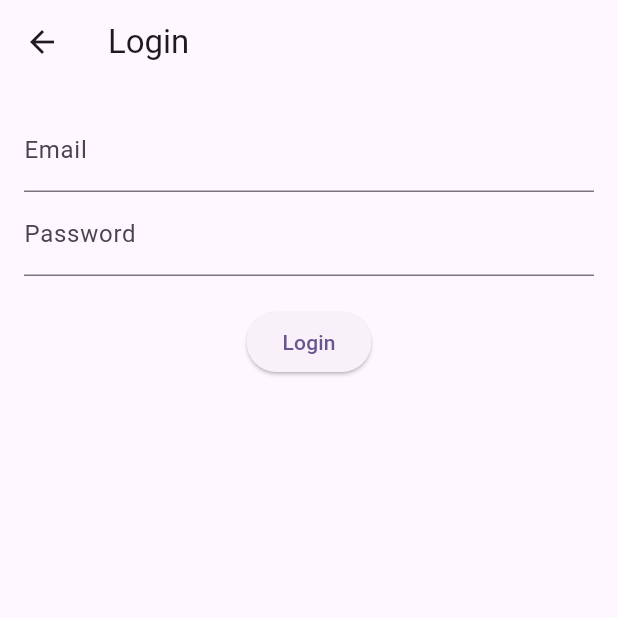
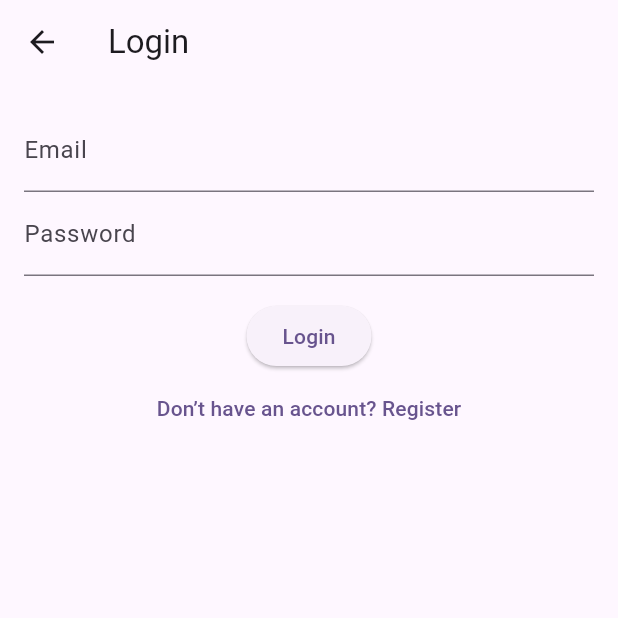
Before and after one commit to Omiromir/Puzzle-2048, a Flutter app: the LoginPage screen opened directly, on a phone screen of 412 x 824 dp, the top half of it. Run offline on Flutter 3.47's test engine with Material 3 defaults, Android fonts, the light colour scheme and no system bars; our stand-ins replace firebase_auth, firebase_core, firebase_database; accounts and stored records are empty; generated files the repository leaves out were written again.

```diff
--- a/lib/login_page.dart
+++ b/lib/login_page.dart
@@ -11,20 +11,30 @@ class LoginPage extends StatefulWidget {
 class _LoginPageState extends State<LoginPage> {
   final _emailController = TextEditingController();
   final _passwordController = TextEditingController();
-  String _error = '';
+  final _formKey = GlobalKey<FormState>();
+  bool _loading = false;
+  String? _error;
 
   Future<void> _login() async {
+    setState(() {
+      _loading = true;
+      _error = null;
+    });
+
     try {
       await FirebaseAuth.instance.signInWithEmailAndPassword(
         email: _emailController.text.trim(),
         password: _passwordController.text,
       );
-      Navigator.pushReplacementNamed(context, '/home');
     } on FirebaseAuthException catch (e) {
       setState(() {
-        _error = e.message ?? 'Login failed';
+        _error = e.message;
       });
     }
+
+    setState(() {
+      _loading = false;
+    });
   }
 
   @override
@@ -32,32 +42,41 @@ class _LoginPageState extends State<LoginPage> {
     return Scaffold(
       appBar: AppBar(title: const Text('Login')),
       body: Padding(
-        padding: const EdgeInsets.all(16.0),
+        padding: const EdgeInsets.all(16),
+        child: Form(
+          key: _formKey,
           child: Column(
             children: [
-            TextField(
+              if (_error != null)
+                Text(_error!, style: const TextStyle(color: Colors.red)),
+              TextFormField(
                 controller: _emailController,
                 decoration: const InputDecoration(labelText: 'Email'),
+                validator: (v) => v!.contains('@') ? null : 'Enter a valid email',
               ),
-            TextField(
+              TextFormField(
                 controller: _passwordController,
                 decoration: const InputDecoration(labelText: 'Password'),
                 obscureText: true,
+                validator: (v) => v!.length < 6 ? 'Minimum 6 characters' : null,
               ),
-            const SizedBox(height: 20),
-            ElevatedButton(
-              onPressed: _login,
+              const SizedBox(height: 16),
+              _loading
+                  ? const CircularProgressIndicator()
+                  : ElevatedButton(
+                onPressed: () {
+                  if (_formKey.currentState!.validate()) _login();
+                },
                 child: const Text('Login'),
               ),
-            if (_error.isNotEmpty)
-              Padding(
-                padding: const EdgeInsets.only(top: 20),
-                child: Text(
-                  _error,
-                  style: const TextStyle(color: Colors.red),
-                ),
+              TextButton(
+                onPressed: () {
+                  Navigator.pushReplacementNamed(context, '/register');
+                },
+                child: const Text('Don’t have an account? Register'),
               ),
             ],
+          ),
         ),
       ),
     );
```
Also changed, not shown: lib/main.dart (+29 -10 lines), lib/register_page.dart (+35 -16 lines), pubspec.lock, 3 other files. Lines whose indentation alone changed are shown as unchanged.
